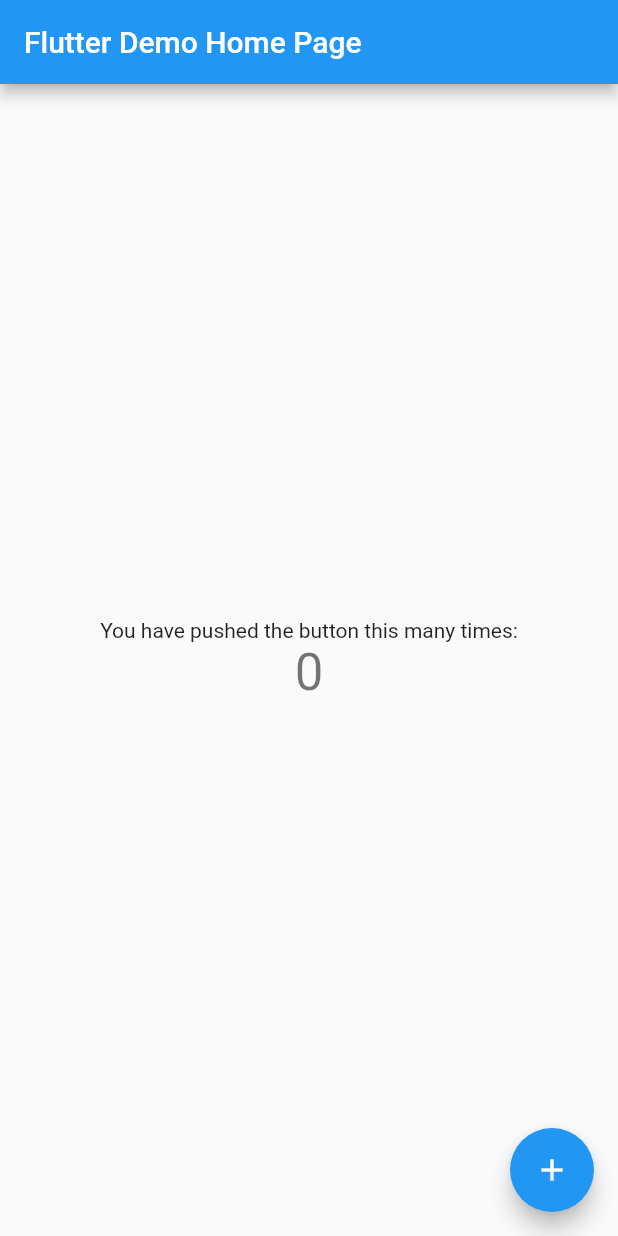
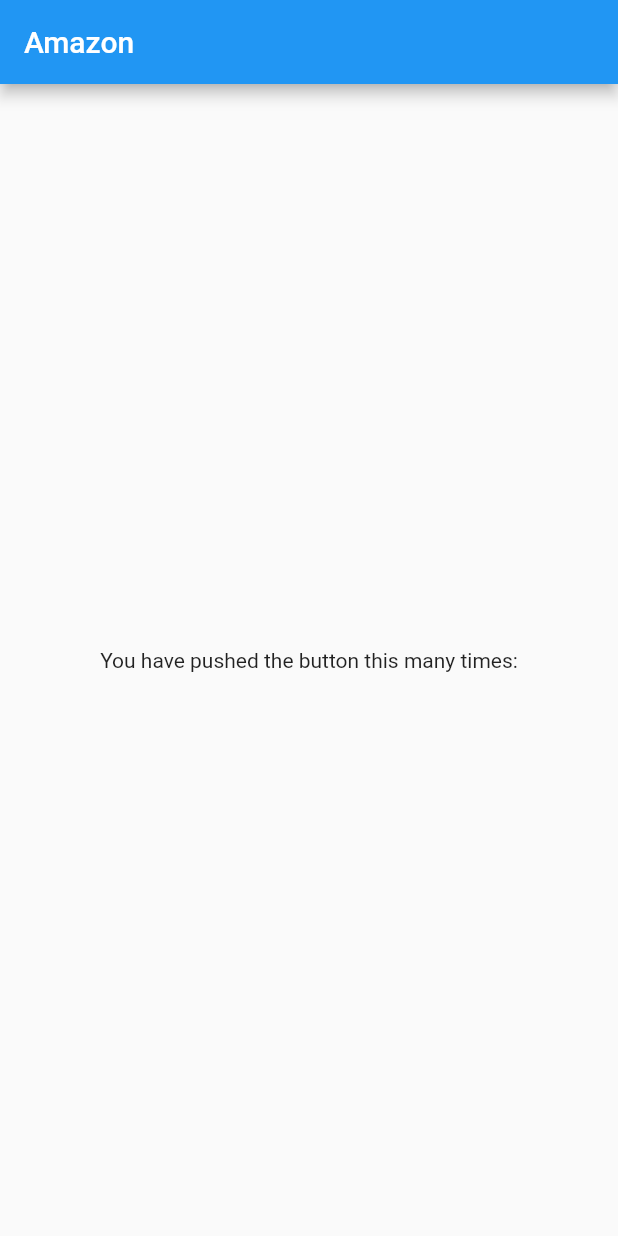
Before and after one commit to ashehata36/ecommerceGTX, a Flutter app: the screen it shows after launch, on a phone screen of 412 x 824 dp. Run offline on Flutter 3.47's test engine with Material 2 defaults, Android fonts, the phone set to English and light mode, and no system bars.

Commit message:
create app and add GETX package

```diff
--- a/lib/main.dart
+++ b/lib/main.dart
@@ -14,56 +14,31 @@ class MyApp extends StatelessWidget {
       theme: ThemeData(
         primarySwatch: Colors.blue,
       ),
-      home: const MyHomePage(title: 'Flutter Demo Home Page'),
+      home: const MyHomePage(),
     );
   }
 }
 
 class MyHomePage extends StatefulWidget {
-  const MyHomePage({Key? key, required this.title}) : super(key: key);
-
-
-
-  final String title;
-
+  const MyHomePage({Key? key}) : super(key: key);
   @override
   State<MyHomePage> createState() => _MyHomePageState();
 }
 
 class _MyHomePageState extends State<MyHomePage> {
-  int _counter = 0;
-
-  void _incrementCounter() {
-    setState(() {
-      _counter++;
-    });
-  }
 
   @override
   Widget build(BuildContext context) {
     return Scaffold(
       appBar: AppBar(
-        title: Text(widget.title),
+        title: const Text("Amazon"),
       ),
-      body: Center(
-        child: Column(
-          mainAxisAlignment: MainAxisAlignment.center,
-          children: <Widget>[
-            const Text(
-              'You have pushed the button this many times:',
-            ),
-            Text(
-              '$_counter',
-              style: Theme.of(context).textTheme.headline4,
-            ),
-          ],
+      body: const Center(
+        child: Text(
+          'You have pushed the button this many times:',
         ),
       ),
-      floatingActionButton: FloatingActionButton(
-        onPressed: _incrementCounter,
-        tooltip: 'Increment',
-        child: const Icon(Icons.add),
-      ),
+
     );
   }
 }
--- a/pubspec.yaml
+++ b/pubspec.yaml
@@ -34,6 +34,7 @@ dependencies:
   # The following adds the Cupertino Icons font to your application.
   # Use with the CupertinoIcons class for iOS style icons.
   cupertino_icons: ^1.0.2
+  get: ^4.3.8
 
 dev_dependencies:
   flutter_test:
```
Also changed, not shown: pubspec.lock.
